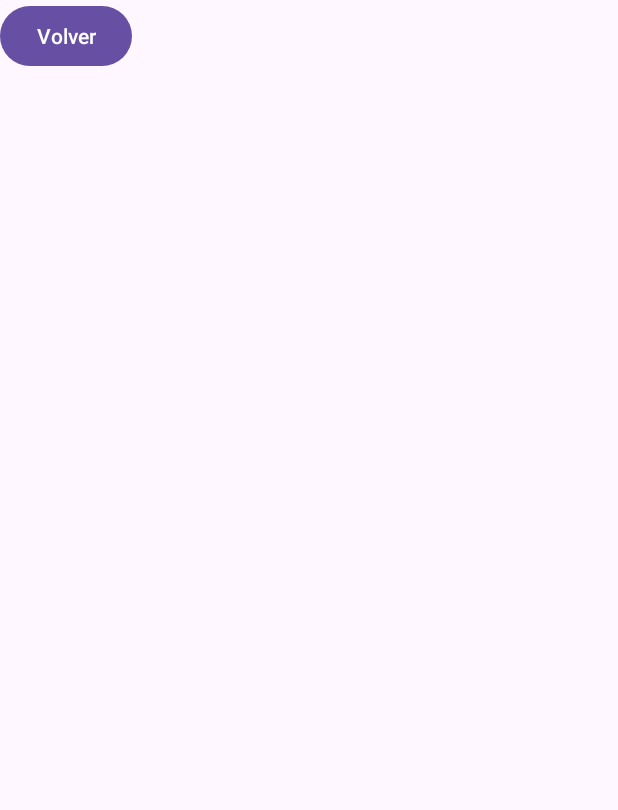
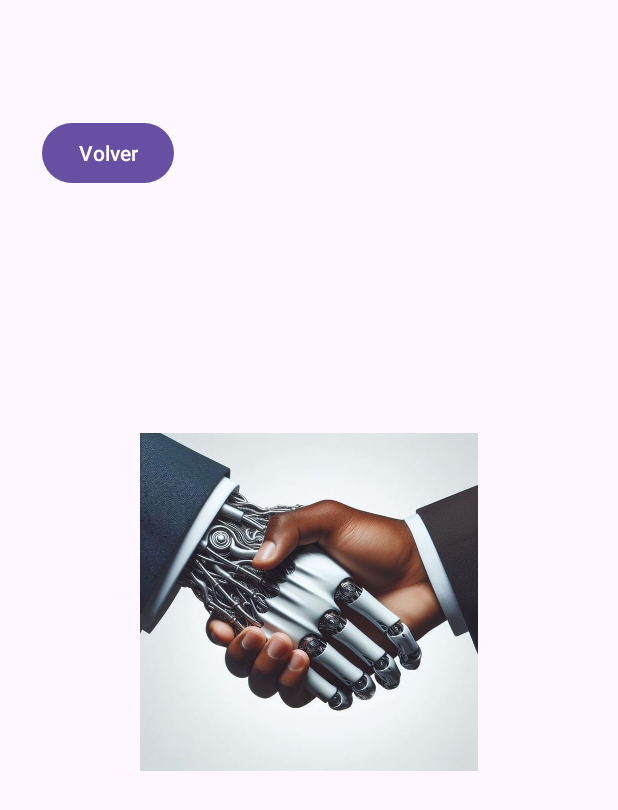
Before and after one commit to Mcvg/menuapp, an Android app built with Jetpack Compose: the screen it shows after launch (MainActivity3), after a tap on an icon or button, on a phone screen of 412 x 824 dp. Shown: the top 810 px of the screen. Run offline under Robolectric (Android 15) with nearby library versions, the phone set to English and light mode, and no system bars.

Commit message:
Cambios del proyecto

```diff
--- a/app/src/main/java/com/ucn/mobileapp/MainActivity.java
+++ b/app/src/main/java/com/ucn/mobileapp/MainActivity.java
@@ -28,7 +28,7 @@ public class MainActivity extends AppCompatActivity implements View.OnClickListe
         boton1.setOnClickListener((new View.OnClickListener() {
             @Override
             public void onClick(View view) {
-                Toast notification = Toast.makeText(MainActivity.this, "Maquillaje", Toast.LENGTH_SHORT);
+                Toast notification = Toast.makeText(MainActivity.this, "Reloj inteligente", Toast.LENGTH_SHORT);
                 notification.show();
                 Intent intencion = new Intent(getApplicationContext(), MainActivity3.class);
                 startActivity(intencion);
@@ -39,7 +39,7 @@ public class MainActivity extends AppCompatActivity implements View.OnClickListe
         boton2.setOnClickListener((new View.OnClickListener() {
             @Override
             public void onClick(View view) {
-                Toast notification = Toast.makeText(MainActivity.this, "Maquillaje", Toast.LENGTH_SHORT);
+                Toast notification = Toast.makeText(MainActivity.this, "Celular android", Toast.LENGTH_SHORT);
                 notification.show();
                 Intent intencion = new Intent(getApplicationContext(), MainActivity3.class);
                 startActivity(intencion);
@@ -51,7 +51,7 @@ public class MainActivity extends AppCompatActivity implements View.OnClickListe
         boton3.setOnClickListener((new View.OnClickListener() {
             @Override
             public void onClick(View view) {
-                Toast notification = Toast.makeText(MainActivity.this, "Maquillaje", Toast.LENGTH_SHORT);
+                Toast notification = Toast.makeText(MainActivity.this, "Tablet", Toast.LENGTH_SHORT);
                 notification.show();
                 Intent intencion = new Intent(getApplicationContext(), MainActivity3.class);
                 startActivity(intencion);
@@ -63,7 +63,7 @@ public class MainActivity extends AppCompatActivity implements View.OnClickListe
         boton4.setOnClickListener((new View.OnClickListener() {
             @Override
             public void onClick(View view) {
-                Toast notification = Toast.makeText(MainActivity.this, "Maquillaje", Toast.LENGTH_SHORT);
+                Toast notification = Toast.makeText(MainActivity.this, "Portátil", Toast.LENGTH_SHORT);
                 notification.show();
                 Intent intencion = new Intent(getApplicationContext(), MainActivity3.class);
                 startActivity(intencion);
--- a/app/src/main/res/drawable/boton1.xml
+++ b/app/src/main/res/drawable/cellphonebutton.xml
@@ -2,6 +2,6 @@
 <selector xmlns:android="http://schemas.android.com/apk/res/android">
 
     <item android:state_pressed="true"
-        android:drawable="@drawable/maquillaje2"/>
-    <item android:drawable="@drawable/maquillaje"/>
+        android:drawable="@drawable/celularfiltro"/>
+    <item android:drawable="@drawable/celular"/>
 </selector>
--- a/app/src/main/res/drawable/boton2.xml
+++ b/app/src/main/res/drawable/laptopbutton.xml
@@ -2,6 +2,6 @@
 <selector xmlns:android="http://schemas.android.com/apk/res/android">
 
     <item android:state_pressed="true"
-        android:drawable="@drawable/maquillaje2"/>
-    <item android:drawable="@drawable/maquillaje"/>
+        android:drawable="@drawable/portatilfiltro"/>
+    <item android:drawable="@drawable/portatil"/>
 </selector>
--- a/app/src/main/res/drawable/boton3.xml
+++ b/app/src/main/res/drawable/tabletbutton.xml
@@ -2,6 +2,6 @@
 <selector xmlns:android="http://schemas.android.com/apk/res/android">
 
     <item android:state_pressed="true"
-        android:drawable="@drawable/maquillaje2"/>
-    <item android:drawable="@drawable/maquillaje"/>
+        android:drawable="@drawable/tabletfiltro"/>
+    <item android:drawable="@drawable/tablet"/>
 </selector>
--- a/app/src/main/res/drawable/boton4.xml
+++ b/app/src/main/res/drawable/watchbutton.xml
@@ -2,6 +2,6 @@
 <selector xmlns:android="http://schemas.android.com/apk/res/android">
 
     <item android:state_pressed="true"
-        android:drawable="@drawable/maquillaje2"/>
-    <item android:drawable="@drawable/maquillaje"/>
+        android:drawable="@drawable/relojfiltro"/>
+    <item android:drawable="@drawable/reloj"/>
 </selector>
--- a/app/src/main/res/layout/activity_main3.xml
+++ b/app/src/main/res/layout/activity_main3.xml
@@ -7,19 +7,37 @@
     android:layout_height="match_parent"
     tools:context=".MainActivity3">
 
-    <ImageView
-        android:id="@+id/imageView"
-        android:layout_width="wrap_content"
-        android:layout_height="wrap_content"
-        tools:layout_editor_absoluteX="141dp"
-        tools:layout_editor_absoluteY="142dp"
-        tools:srcCompat="@tools:sample/avatars" />
+    <androidx.constraintlayout.widget.ConstraintLayout
+        android:layout_width="match_parent"
+        android:layout_height="match_parent">
+
+        <ImageView
+            android:id="@+id/imageView2"
+            android:layout_width="225dp"
+            android:layout_height="273dp"
+            android:layout_marginStart="93dp"
+            android:layout_marginTop="172dp"
+            android:layout_marginBottom="286dp"
+            app:layout_constraintBottom_toBottomOf="parent"
+            app:layout_constraintStart_toStartOf="parent"
+            app:layout_constraintTop_toTopOf="parent"
+            app:layout_constraintVertical_bias="1.0"
+            app:srcCompat="@drawable/tecnologia"
+            tools:ignore="MissingConstraints" />
+    </androidx.constraintlayout.widget.ConstraintLayout>
 
     <Button
         android:id="@+id/button"
         android:layout_width="wrap_content"
         android:layout_height="wrap_content"
-        android:text="Volver"
-        tools:layout_editor_absoluteX="51dp"
-        tools:layout_editor_absoluteY="67dp" />
+        android:layout_marginStart="27dp"
+        android:layout_marginTop="31dp"
+        android:layout_marginEnd="296dp"
+        android:layout_marginBottom="652dp"
+        android:text="@string/volver"
+        app:layout_constraintBottom_toBottomOf="parent"
+        app:layout_constraintEnd_toEndOf="parent"
+        app:layout_constraintStart_toStartOf="parent"
+        app:layout_constraintTop_toTopOf="parent" />
+
 </androidx.constraintlayout.widget.ConstraintLayout>
--- a/app/src/main/res/values/strings.xml
+++ b/app/src/main/res/values/strings.xml
@@ -1,4 +1,7 @@
 <resources>
     <string name="app_name">menuapp</string>
     <string name="title_activity_main2">MainActivity2</string>
+    <string name="imagen_de_tecnolog_a_y_humano">Imagen de tecnología y humano</string>
+    <string name="volver">Volver</string>
+    <string name="tecnolog_a_en_nuestro_mundo">Tecnología en nuestro mundo</string>
 </resources>
```
Also changed, not shown: app/src/main/res/layout/activity_main.xml (+4 -4 lines), app/src/main/res/drawable/celular.jpg (added), app/src/main/res/drawable/celularfiltro.jpg (added), app/src/main/res/drawable/portatil.jpg (added), app/src/main/res/drawable/portatilfiltro.jpg (added), app/src/main/res/drawable/reloj.jpg (added), app/src/main/res/drawable/relojfiltro.jpg (added), app/src/main/res/drawable/tablet.jpg (added), app/src/main/res/drawable/tabletfiltro.jpg (added), app/src/main/res/drawable/tecnologia.jpg (added).
